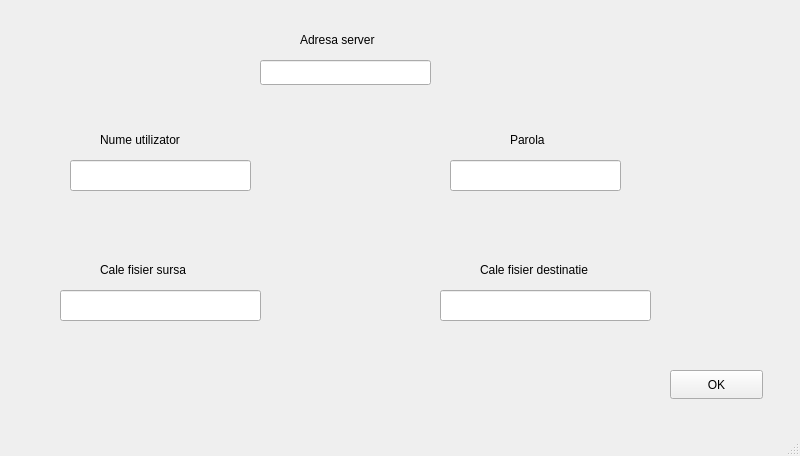
Old version of the form Generator/ftp.ui in the repository alexandragugu/Practica2023.
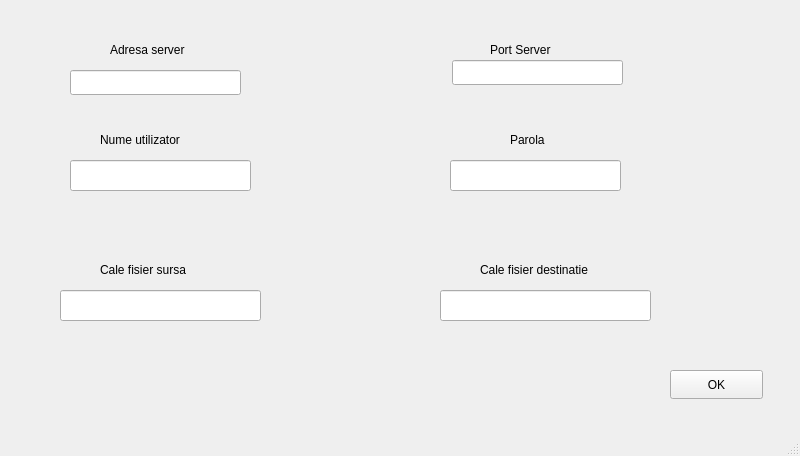
New version of the form.

The edit to the form file:
```diff
--- a/Generator/ftp.ui
+++ b/Generator/ftp.ui
@@ -17,8 +17,8 @@
    <widget class="QLineEdit" name="lineEdit">
     <property name="geometry">
      <rect>
-      <x>260</x>
-      <y>60</y>
+      <x>70</x>
+      <y>70</y>
       <width>171</width>
       <height>25</height>
      </rect>
@@ -27,8 +27,8 @@
    <widget class="QLabel" name="label">
     <property name="geometry">
      <rect>
-      <x>300</x>
-      <y>30</y>
+      <x>110</x>
+      <y>40</y>
       <width>101</width>
       <height>20</height>
      </rect>
@@ -62,7 +62,7 @@
      <rect>
       <x>100</x>
       <y>130</y>
-      <width>101</width>
+      <width>111</width>
       <height>20</height>
      </rect>
     </property>
@@ -142,6 +142,29 @@
      <string>OK</string>
     </property>
    </widget>
+   <widget class="QLineEdit" name="lineEdit_6">
+    <property name="geometry">
+     <rect>
+      <x>452</x>
+      <y>60</y>
+      <width>171</width>
+      <height>25</height>
+     </rect>
+    </property>
+   </widget>
+   <widget class="QLabel" name="label_6">
+    <property name="geometry">
+     <rect>
+      <x>490</x>
+      <y>40</y>
+      <width>91</width>
+      <height>20</height>
+     </rect>
+    </property>
+    <property name="text">
+     <string>Port Server</string>
+    </property>
+   </widget>
   </widget>
   <widget class="QMenuBar" name="menubar">
    <property name="geometry">
```
